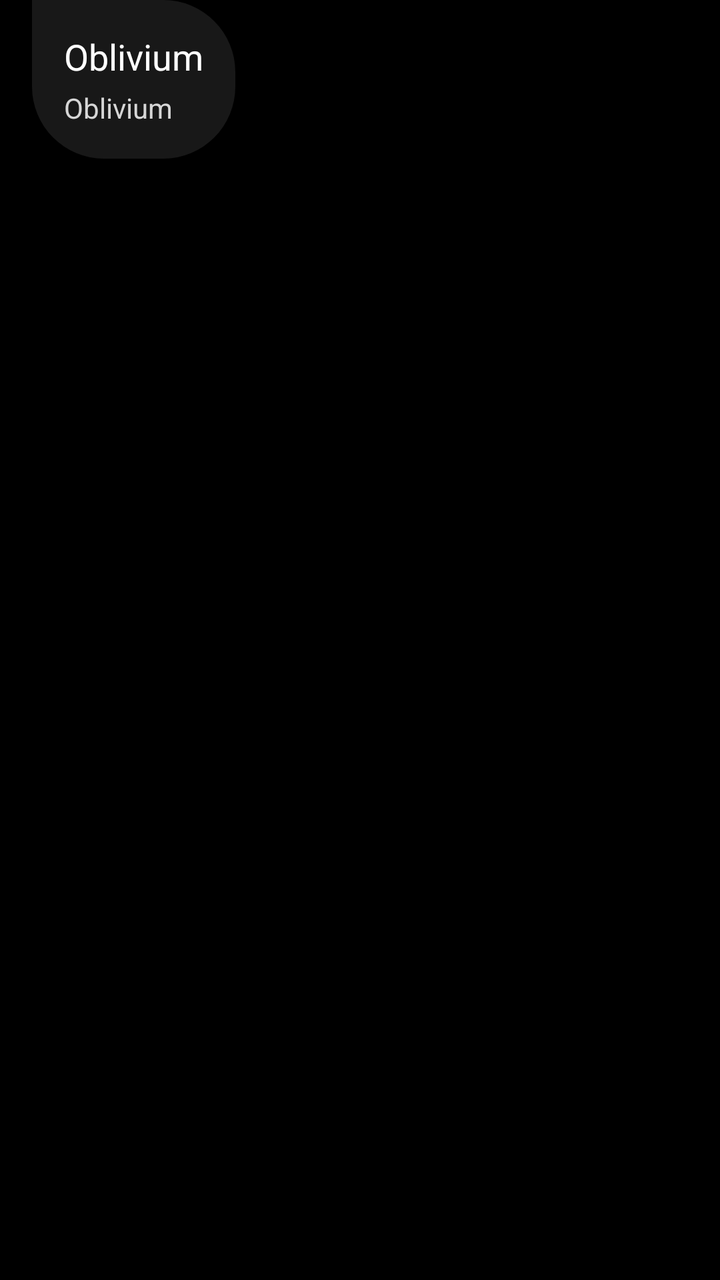
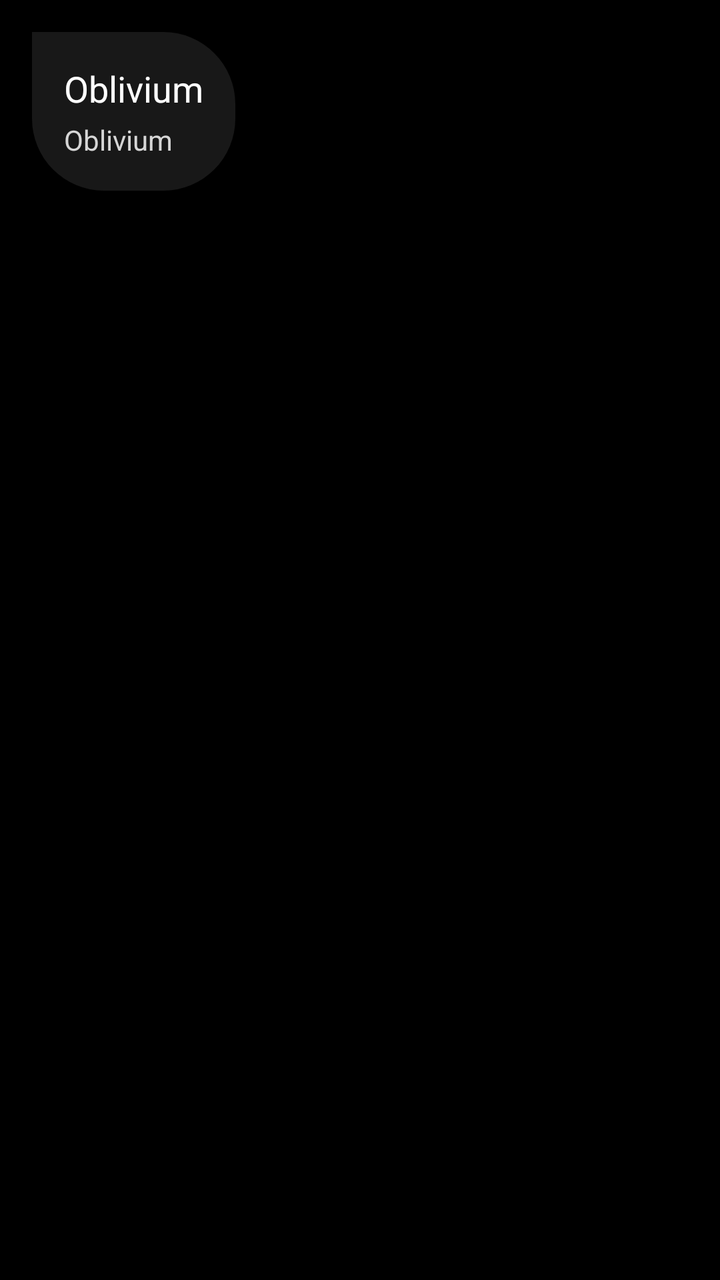

Before-and-after screenshots of an Android layout around one commit, followed by the original layout XML and the change that was made.
<!-- AndroidManifest.xml: application theme MainTheme -->
<!-- res/layout/item_message_left.xml -->
<?xml version="1.0" encoding="utf-8"?>
<LinearLayout xmlns:android="http://schemas.android.com/apk/res/android"
    android:layout_width="match_parent"
    android:layout_height="wrap_content"
    android:paddingHorizontal="@dimen/margin_3"
    android:orientation="vertical">

    <LinearLayout
        android:layout_width="wrap_content"
        android:layout_height="wrap_content"
        android:background="@drawable/bubble_left"
        android:padding="@dimen/margin_3"
        android:orientation="vertical">

        <TextView
            android:id="@+id/textMessage"
            android:layout_width="wrap_content"
            android:layout_height="wrap_content"
            android:text="@string/app_name"
            android:textColor="@android:color/white"
            android:textSize="18sp" />

        <TextView
            android:id="@+id/textDateTime"
            android:layout_width="wrap_content"
            android:layout_height="wrap_content"
            android:text="@string/app_name"
            android:layout_marginTop="4dp"
            android:textColor="@color/white_2"
            android:layout_marginEnd="4dp"
            android:textSize="14sp" />
    </LinearLayout>
</LinearLayout>
<!-- resources referenced by this layout -->
<resources>
  <color name="white_2">#d6d6d6</color>
  <dimen name="margin_3">16dp</dimen>
  <!-- drawable bubble_left (drawable) -->
  <selector xmlns:android="http://schemas.android.com/apk/res/android">
      <item>
          <ripple android:color="@color/item_ripple">
              <item android:id="@android:id/mask">
                  <shape android:shape="rectangle">
                      <solid android:color="@color/item_ripple" />
                      <corners android:bottomLeftRadius="@dimen/margin_6"  android:topRightRadius="@dimen/margin_6" android:bottomRightRadius="@dimen/margin_6"/>
                  </shape>
              </item>
              <item>
                  <shape android:shape="rectangle">
                      <solid android:color="@color/item_background" />
                      <corners android:bottomLeftRadius="@dimen/margin_6"  android:topRightRadius="@dimen/margin_6" android:bottomRightRadius="@dimen/margin_6"/>
                  </shape>
              </item>
          </ripple>
      </item>
  </selector>
  <string name="app_name">Oblivium</string>
  <style name="MainTheme" parent="@android:style/Theme.DeviceDefault.Light.NoActionBar">
          <item name="android:windowLightStatusBar">false</item>
          <item name="android:statusBarColor">@android:color/black</item>
          <item name="android:windowBackground">@android:color/black</item>
          <item name="android:windowNoTitle">true</item>
          <item name="android:windowActionBar">false</item>
  
          <item name="android:colorSecondary">@color/accent</item>
          <item name="android:colorControlHighlight">@color/accent</item>
          <item name="android:colorControlActivated">@color/accent</item>
          <item name="android:colorActivatedHighlight">@color/accent</item>
          <item name="android:colorPrimary">@color/accent</item>
          <item name="android:colorControlNormal">@color/accent</item>
          <item name="android:colorAccent">@color/accent</item>
      </style>
  <color name="item_ripple">#87FFFFFF</color>
  <dimen name="margin_6">36dp</dimen>
  <color name="item_background">#18FFFFFF</color>
  <color name="accent">#E4671F</color>
</resources>

<!-- the commit's change to res/layout/item_message_left.xml (unified diff, before → after) -->
@@ -4,6 +4,11 @@
     android:layout_height="wrap_content"
     android:paddingHorizontal="@dimen/margin_3"
     android:orientation="vertical">
+
+    <View
+        android:id="@+id/viewPaddingTop"
+        android:layout_width="1dp"
+        android:layout_height="@dimen/margin_3" />
 
     <LinearLayout
         android:layout_width="wrap_content"
@@ -30,4 +35,9 @@
             android:layout_marginEnd="4dp"
             android:textSize="14sp" />
     </LinearLayout>
+
+    <View
+        android:id="@+id/viewPaddingBottom"
+        android:layout_width="1dp"
+        android:layout_height="110dp" />
 </LinearLayout>
